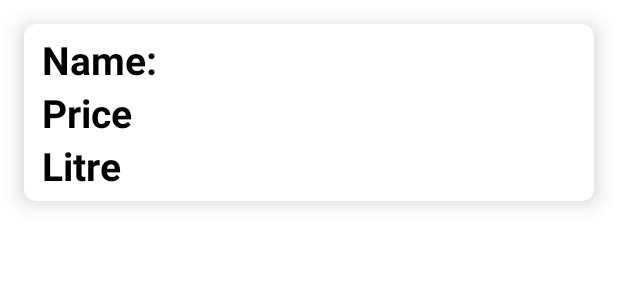
After one commit to oguzalptekin/MarketApp, an Android app: the layout drinkitem.xml on its own in the app's theme, with its tools: preview values and no code run, on a phone screen of 412 x 824 dp. The commit adds this screen. Shown: the top 300 px of the screen. Run offline under Robolectric (Android 15) with nearby library versions, the phone set to English and light mode, and no system bars.

Commit message:
HomeActivity Page designed, categories showed, button click added, snack and drink activity pages are designed

```diff
--- a/app/src/main/AndroidManifest.xml
+++ b/app/src/main/AndroidManifest.xml
@@ -9,7 +9,8 @@
         android:roundIcon="@mipmap/ic_launcher_round"
         android:supportsRtl="true"
         android:theme="@style/Theme.MarketApp">
-        <activity android:name=".SnackActivity"></activity>
+        <activity android:name=".DrinkActivity"></activity>
+        <activity android:name=".SnackActivity" />
         <activity android:name=".HomeActivity" />
         <activity android:name=".SignUpActivity" />
         <activity android:name=".LoginActivity">
--- a/app/src/main/java/com/oguz/marketapp/LoginActivity.java
+++ b/app/src/main/java/com/oguz/marketapp/LoginActivity.java
@@ -73,7 +73,7 @@ public class LoginActivity extends AppCompatActivity {
             firebaseAuth.signInWithEmailAndPassword(email, password).addOnSuccessListener(new OnSuccessListener<AuthResult>() {
                 @Override
                 public void onSuccess(AuthResult authResult) {
-                    Intent intentHome = new Intent(LoginActivity.this, HomeActivity.class);
+                    Intent intentHome = new Intent(LoginActivity.this,HomeActivity.class);
                     //intentHome.putExtra("username",  .getFirstName());
                     intentHome.addFlags(Intent.FLAG_ACTIVITY_CLEAR_TOP);
                     startActivity(intentHome);
--- /dev/null
+++ b/app/src/main/res/layout/drinkitem.xml
@@ -0,0 +1,87 @@
+<?xml version="1.0" encoding="utf-8"?>
+<androidx.cardview.widget.CardView xmlns:android="http://schemas.android.com/apk/res/android"
+    xmlns:app="http://schemas.android.com/apk/res-auto"
+    android:layout_width="match_parent"
+    android:layout_height="wrap_content"
+    android:layout_margin="16dp"
+    app:cardCornerRadius="8dp"
+    app:cardElevation="8dp">
+
+    <LinearLayout
+        android:layout_width="wrap_content"
+        android:layout_height="wrap_content"
+        android:layout_marginVertical="6dp"
+        android:layout_marginStart="12dp"
+        android:orientation="vertical">
+
+        <LinearLayout
+            android:layout_width="wrap_content"
+            android:layout_height="wrap_content"
+            android:layout_gravity="center_vertical"
+            android:orientation="horizontal">
+
+            <TextView
+                android:layout_width="wrap_content"
+                android:layout_height="wrap_content"
+                android:text="Name: "
+                android:textColor="@color/black"
+                android:textSize="26sp"
+                android:textStyle="bold" />
+
+            <TextView
+                android:id="@+id/drinkproduct"
+                android:layout_width="wrap_content"
+                android:layout_height="wrap_content"
+                android:layout_marginStart="8dp"
+                android:textColor="@color/black"
+                android:textSize="20sp" />
+        </LinearLayout>
+        <LinearLayout
+            android:layout_width="wrap_content"
+            android:layout_height="wrap_content"
+            android:layout_gravity="center_vertical"
+            android:orientation="horizontal">
+
+            <TextView
+                android:layout_width="wrap_content"
+                android:layout_height="wrap_content"
+                android:text="Price"
+                android:textColor="@color/black"
+                android:textSize="26sp"
+                android:textStyle="bold" />
+
+            <TextView
+                android:id="@+id/drinkprice"
+                android:layout_width="wrap_content"
+                android:layout_height="wrap_content"
+                android:layout_marginStart="8dp"
+                android:textColor="@color/black"
+                android:textSize="20sp" />
+        </LinearLayout>
+        <LinearLayout
+            android:layout_width="wrap_content"
+            android:layout_height="wrap_content"
+            android:layout_gravity="center_vertical"
+            android:orientation="horizontal">
+
+            <TextView
+                android:layout_width="wrap_content"
+                android:layout_height="wrap_content"
+                android:text="Litre"
+                android:textColor="@color/black"
+                android:textSize="26sp"
+                android:textStyle="bold" />
+
+            <TextView
+                android:id="@+id/drinklitre"
+                android:layout_width="wrap_content"
+                android:layout_height="wrap_content"
+                android:layout_marginStart="8dp"
+                android:textColor="@color/black"
+                android:textSize="20sp" />
+        </LinearLayout>
+
+    </LinearLayout>
+
+
+</androidx.cardview.widget.CardView>
```
Also changed, not shown: app/src/main/java/com/oguz/marketapp/DrinkActivity.java (added, +75 -0 lines), app/src/main/java/com/oguz/marketapp/DrinkAdapter.java (added, +57 -0 lines), app/src/main/java/com/oguz/marketapp/Drinks.java (added, +48 -0 lines), app/src/main/java/com/oguz/marketapp/HomeActivity.java (+21 -4 lines), app/src/main/java/com/oguz/marketapp/MyAdapter.java (added, +74 -0 lines), app/src/main/java/com/oguz/marketapp/SnackActivity.java (added, +76 -0 lines), app/src/main/java/com/oguz/marketapp/SnackAdapter.java (added, +60 -0 lines), app/src/main/java/com/oguz/marketapp/Snacks.java (added, +48 -0 lines), app/src/main/res/layout/activity_drink.xml (added, +17 -0 lines), app/src/main/res/layout/activity_snack.xml (added, +17 -0 lines), app/src/main/res/layout/item.xml (added, +45 -0 lines), app/src/main/res/layout/snackitem.xml (added, +87 -0 lines).
